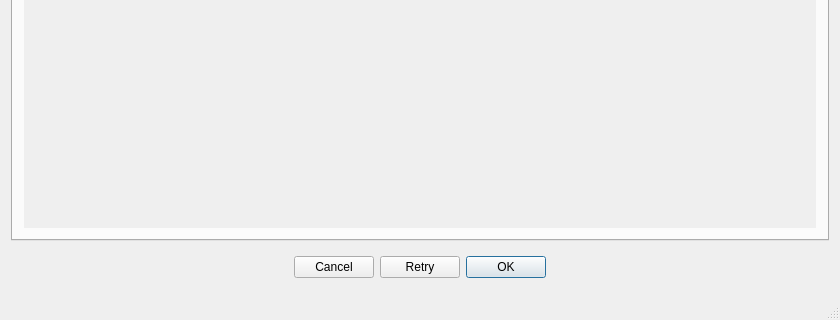
First picture: the form in soundGEN/mainwindow.ui, repository Posedelov-Evgeniy/Sgen, before the edit; both pictures show x 0 to 840 and y 190 to 510 of the 840 by 510 pixel window.
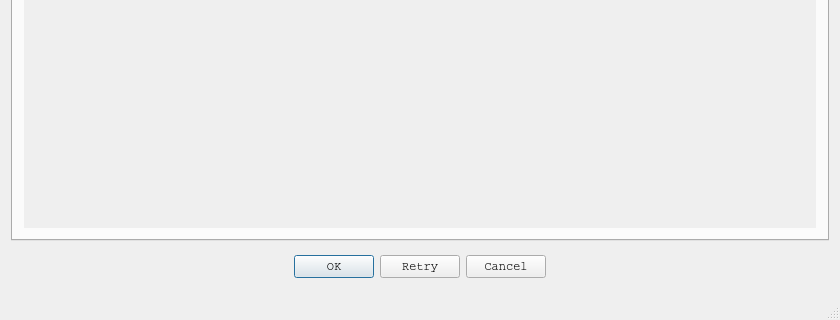
Second picture: the form after the edit. The open tabs and pages were chosen to show the change.

Commit message: коррекция сборки и компиляции функций под windows

```diff
--- a/soundGEN/mainwindow.ui
+++ b/soundGEN/mainwindow.ui
@@ -501,8 +501,13 @@
           <height>40</height>
          </size>
         </property>
+        <property name="font">
+         <font>
+          <family>Courier</family>
+         </font>
+        </property>
         <property name="layoutDirection">
-         <enum>Qt::RightToLeft</enum>
+         <enum>Qt::LeftToRight</enum>
         </property>
         <property name="orientation">
          <enum>Qt::Horizontal</enum>
```
Left out of the diff: 6 changed lines with no effect on the pictures. The commit also changes 6 other files.
